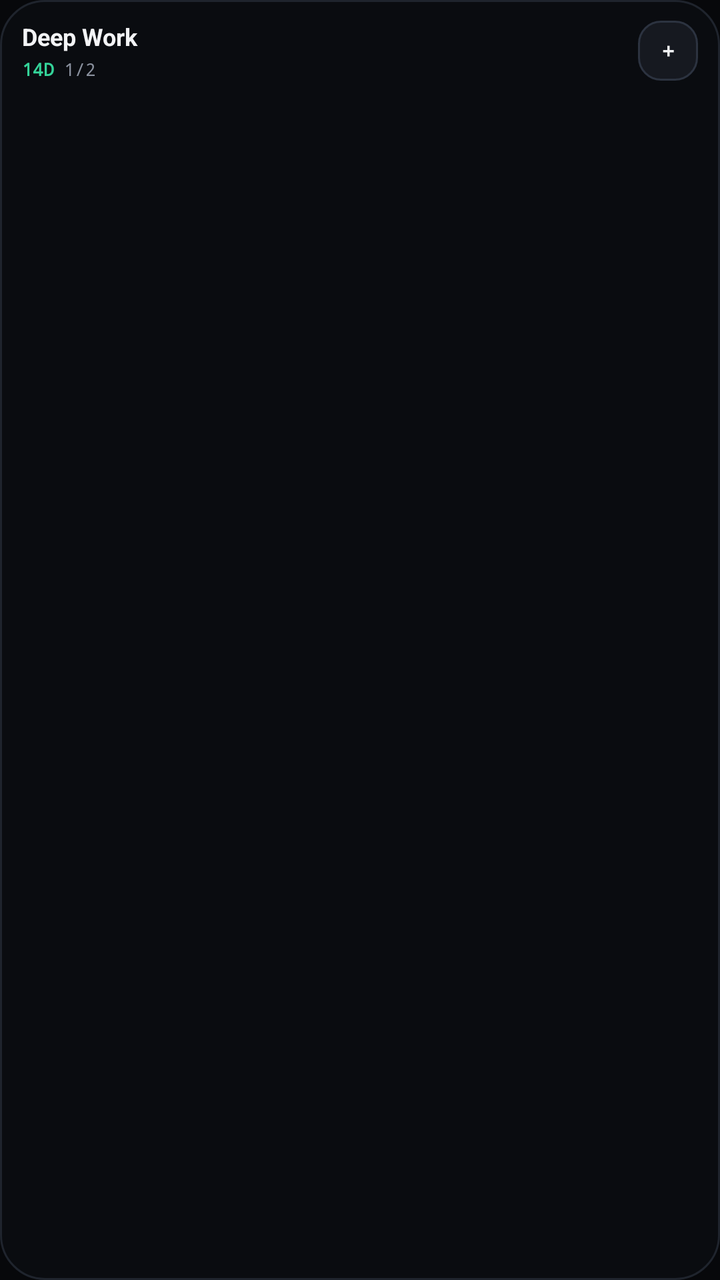
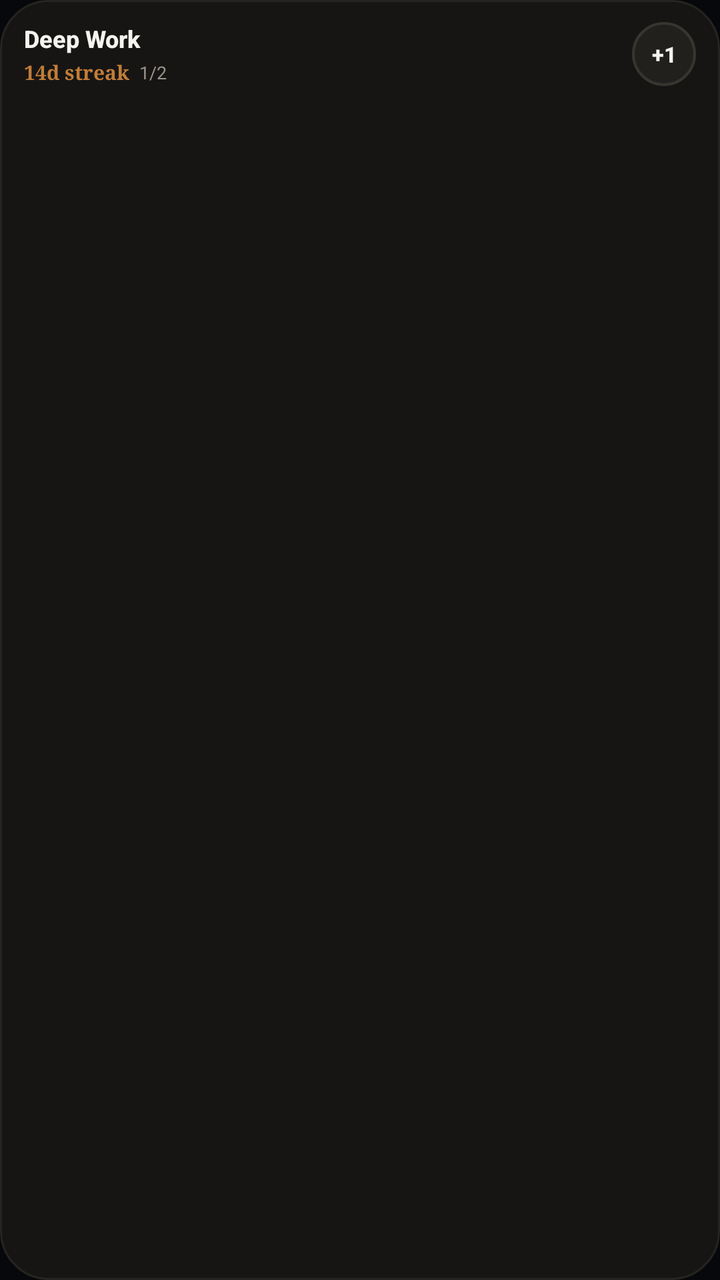

Screens rendered from an Android XML layout before and after an edit, with the pre-edit source and the edit as a unified diff.
<!-- AndroidManifest.xml: application theme Theme.Tessera -->
<!-- res/layout/widget_habit_compact.xml -->
<?xml version="1.0" encoding="utf-8"?>
<LinearLayout xmlns:android="http://schemas.android.com/apk/res/android"
    android:id="@+id/widget_root"
    android:layout_width="match_parent"
    android:layout_height="match_parent"
    android:background="@drawable/widget_bg_dark"
    android:orientation="vertical"
    android:paddingStart="11dp"
    android:paddingTop="10dp"
    android:paddingEnd="11dp"
    android:paddingBottom="10dp">

    
    <LinearLayout
        android:layout_width="match_parent"
        android:layout_height="wrap_content"
        android:gravity="center_vertical"
        android:orientation="horizontal">

        <LinearLayout
            android:id="@+id/widget_header_container"
            android:layout_width="0dp"
            android:layout_height="wrap_content"
            android:layout_marginEnd="6dp"
            android:layout_weight="1"
            android:orientation="vertical">

            <TextView
                android:id="@+id/widget_habit_title"
                android:layout_width="match_parent"
                android:layout_height="wrap_content"
                android:ellipsize="end"
                android:maxLines="1"
                android:text="Deep Work"
                android:textColor="#F3F4F6"
                android:textSize="12sp"
                android:textStyle="bold" />

            <LinearLayout
                android:layout_width="match_parent"
                android:layout_height="wrap_content"
                android:layout_marginTop="2dp"
                android:gravity="center_vertical"
                android:orientation="horizontal">

                <TextView
                    android:id="@+id/widget_streak_badge"
                    android:layout_width="wrap_content"
                    android:layout_height="wrap_content"
                    android:fontFamily="monospace"
                    android:text="14D"
                    android:textColor="#34D399"
                    android:textSize="9sp"
                    android:textStyle="bold" />

                <TextView
                    android:id="@+id/widget_habit_subtitle"
                    android:layout_width="0dp"
                    android:layout_height="wrap_content"
                    android:layout_marginStart="5dp"
                    android:layout_weight="1"
                    android:ellipsize="end"
                    android:fontFamily="monospace"
                    android:maxLines="1"
                    android:text="1/2"
                    android:textColor="#8A919E"
                    android:textSize="9sp" />
            </LinearLayout>
        </LinearLayout>

        
        <TextView
            android:id="@+id/widget_check_in_btn"
            android:layout_width="30dp"
            android:layout_height="30dp"
            android:background="@drawable/widget_btn_checkin_active"
            android:contentDescription="@string/widget_checkin_content_desc"
            android:fontFamily="monospace"
            android:gravity="center"
            android:text="+"
            android:textColor="#F3F4F6"
            android:textSize="11sp"
            android:textStyle="bold" />
    </LinearLayout>

    
    <ImageView
        android:id="@+id/widget_heatmap_image"
        android:layout_width="match_parent"
        android:layout_height="0dp"
        android:layout_marginTop="7dp"
        android:layout_weight="1"
        android:adjustViewBounds="false"
        android:contentDescription="@string/widget_heatmap_content_desc"
        android:scaleType="fitXY" />

</LinearLayout>
<!-- resources referenced by this layout -->
<resources>
  <!-- drawable widget_bg_dark (drawable) -->
  <?xml version="1.0" encoding="utf-8"?>
  <shape xmlns:android="http://schemas.android.com/apk/res/android"
      android:shape="rectangle">
      <solid android:color="#0A0C10" />
      <corners android:radius="22dp" />
      <stroke
          android:width="1dp"
          android:color="#1F242D" />
  </shape>
  <!-- drawable widget_btn_checkin_active (drawable) -->
  <?xml version="1.0" encoding="utf-8"?>
  <shape xmlns:android="http://schemas.android.com/apk/res/android"
      android:shape="rectangle">
      <solid android:color="#161920" />
      <corners android:radius="11dp" />
      <stroke
          android:width="1dp"
          android:color="#2C3340" />
  </shape>
  <string name="widget_checkin_content_desc">Log habit completion for today</string>
  <string name="widget_heatmap_content_desc">Habit contribution heatmap matrix</string>
  <style name="Theme.Tessera" parent="android:Theme.Material.NoActionBar">
          <item name="android:statusBarColor">@color/surface_abyss</item>
          <item name="android:navigationBarColor">@color/surface_abyss</item>
          <item name="android:windowBackground">@color/surface_abyss</item>
      </style>
  <color name="surface_abyss">#07080B</color>
</resources>

<!-- the commit's change to res/layout/widget_habit_compact.xml (unified diff, before → after) -->
@@ -5,10 +5,10 @@
     android:layout_height="match_parent"
     android:background="@drawable/widget_bg_dark"
     android:orientation="vertical"
-    android:paddingStart="11dp"
-    android:paddingTop="10dp"
-    android:paddingEnd="11dp"
-    android:paddingBottom="10dp">
+    android:paddingStart="12dp"
+    android:paddingTop="11dp"
+    android:paddingEnd="12dp"
+    android:paddingBottom="11dp">
 
     
     <LinearLayout
@@ -30,9 +30,10 @@
                 android:layout_width="match_parent"
                 android:layout_height="wrap_content"
                 android:ellipsize="end"
+                android:fontFamily="sans-serif-medium"
                 android:maxLines="1"
                 android:text="Deep Work"
-                android:textColor="#F3F4F6"
+                android:textColor="#F5F3EF"
                 android:textSize="12sp"
                 android:textStyle="bold" />
 
@@ -47,10 +48,10 @@
                     android:id="@+id/widget_streak_badge"
                     android:layout_width="wrap_content"
                     android:layout_height="wrap_content"
-                    android:fontFamily="monospace"
-                    android:text="14D"
-                    android:textColor="#34D399"
-                    android:textSize="9sp"
+                    android:fontFamily="serif"
+                    android:text="14d streak"
+                    android:textColor="#C27D38"
+                    android:textSize="10sp"
                     android:textStyle="bold" />
 
                 <TextView
@@ -60,10 +61,10 @@
                     android:layout_marginStart="5dp"
                     android:layout_weight="1"
                     android:ellipsize="end"
-                    android:fontFamily="monospace"
+                    android:fontFamily="sans-serif"
                     android:maxLines="1"
                     android:text="1/2"
-                    android:textColor="#8A919E"
+                    android:textColor="#9A948A"
                     android:textSize="9sp" />
             </LinearLayout>
         </LinearLayout>
@@ -71,14 +72,14 @@
         
         <TextView
             android:id="@+id/widget_check_in_btn"
-            android:layout_width="30dp"
-            android:layout_height="30dp"
+            android:layout_width="32dp"
+            android:layout_height="32dp"
             android:background="@drawable/widget_btn_checkin_active"
             android:contentDescription="@string/widget_checkin_content_desc"
-            android:fontFamily="monospace"
+            android:fontFamily="sans-serif-medium"
             android:gravity="center"
-            android:text="+"
-            android:textColor="#F3F4F6"
+            android:text="+1"
+            android:textColor="#F5F3EF"
             android:textSize="11sp"
             android:textStyle="bold" />
     </LinearLayout>
<!-- resource entries referenced after the edit -->
@@ -4,21 +4,20 @@
   <?xml version="1.0" encoding="utf-8"?>
   <shape xmlns:android="http://schemas.android.com/apk/res/android"
       android:shape="rectangle">
-      <solid android:color="#0A0C10" />
-      <corners android:radius="22dp" />
+      <solid android:color="#161514" />
+      <corners android:radius="24dp" />
       <stroke
           android:width="1dp"
-          android:color="#1F242D" />
+          android:color="#262421" />
   </shape>
   <!-- drawable widget_btn_checkin_active (drawable) -->
   <?xml version="1.0" encoding="utf-8"?>
   <shape xmlns:android="http://schemas.android.com/apk/res/android"
-      android:shape="rectangle">
-      <solid android:color="#161920" />
-      <corners android:radius="11dp" />
+      android:shape="oval">
+      <solid android:color="#22201D" />
       <stroke
-          android:width="1dp"
-          android:color="#2C3340" />
+          android:width="1.2dp"
+          android:color="#383530" />
   </shape>
   <string name="widget_checkin_content_desc">Log habit completion for today</string>
   <string name="widget_heatmap_content_desc">Habit contribution heatmap matrix</string>
